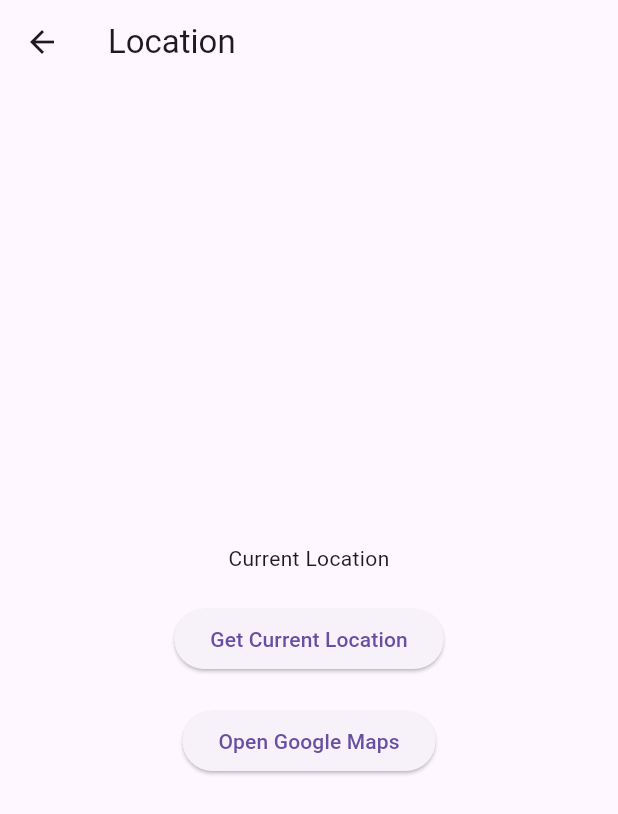
After one commit to radulovskia/mis_hw2, a Flutter app: the LocationPage screen opened by its route, after a tap on "Get Current Location", on a phone screen of 412 x 824 dp. The commit adds this screen. Shown: the top 814 px of the screen. Run offline on Flutter 3.47's test engine with Material 3 defaults, Android fonts, the phone set to English and light mode, and no system bars; our stand-ins replace camera, firebase_auth, flutter_heatmap_calendar, geolocator, hive_flutter; accounts and stored records are empty.

Commit message:
Add location functionality

```diff
--- a/lib/main.dart
+++ b/lib/main.dart
@@ -5,6 +5,7 @@
 import 'pages/camera_page.dart';
 import 'pages/home_page.dart';
 import 'pages/login_page.dart';
+import 'pages/location_page.dart';
 
 void main() async {
   await Hive.initFlutter();
@@ -25,6 +26,7 @@
           routes: {
             '/login': (context) => LoginPage(),
             '/camera': (context) => CameraPage(),
+            '/location': (context) => LocationPage(),
             '/': (context) => HomePage(),
           },
         ));
--- a/lib/pages/camera_page.dart
+++ b/lib/pages/camera_page.dart
@@ -1,6 +1,5 @@
 import 'package:camera/camera.dart';
 import 'package:flutter/material.dart';
-import 'package:hw2/pages/home_page.dart';
 
 class CameraPage extends StatefulWidget {
   const CameraPage({super.key});
--- a/lib/pages/home_page.dart
+++ b/lib/pages/home_page.dart
@@ -103,7 +103,13 @@
                 onPressed: () {
                   Navigator.pushNamed(context, '/camera');
                 },
-                child: Text('Open Camera'))
+                child: Text('Open Camera')),
+            SizedBox(height: 16),
+            ElevatedButton(
+                onPressed: () {
+                  Navigator.pushNamed(context, '/location');
+                },
+                child: Text('Open Location'))
           ],
         ),
       ),
--- /dev/null
+++ b/lib/pages/location_page.dart
@@ -0,0 +1,98 @@
+import 'package:flutter/material.dart';
+import 'package:geolocator/geolocator.dart';
+import 'package:url_launcher/url_launcher_string.dart';
+
+class LocationPage extends StatefulWidget {
+  const LocationPage({super.key});
+
+  @override
+  State<LocationPage> createState() => _LocationPageState();
+}
+
+class _LocationPageState extends State<LocationPage> {
+  String locationMessage = "Current Location";
+  late String lat;
+  late String long;
+
+  Future<Position> _getCurrentLocation() async {
+    bool serviceEnabled = await Geolocator.isLocationServiceEnabled();
+    if (!serviceEnabled) {
+      return Future.error("Location services are disabled.");
+    }
+
+    LocationPermission permission = await Geolocator.checkPermission();
+    if (permission == LocationPermission.denied) {
+      permission = await Geolocator.requestPermission();
+      if (permission == LocationPermission.denied) {
+        return Future.error("Location permissions have been denied.");
+      }
+    }
+    if (permission == LocationPermission.deniedForever) {
+      return Future.error("Location permissions are permanently denied.");
+    }
+
+    return await Geolocator.getCurrentPosition();
+  }
+
+  void _liveLocation() {
+    LocationSettings locationSettings = const LocationSettings(
+      accuracy: LocationAccuracy.high,
+      distanceFilter: 100,
+    );
+
+    Geolocator.getPositionStream(locationSettings: locationSettings)
+        .listen((Position position) {
+      lat = position.latitude.toString();
+      long = position.longitude.toString();
+    });
+
+    setState(() {
+      locationMessage = "Latitude: $lat, Longitude: $long";
+    });
+  }
+
+  Future<void> _openMap(String lat, String long) async {
+    String url = "https://www.google.com/maps/search/?api=1&query=$lat,$long";
+    // await canLaunchUrlString(url) ? await launchUrlString(url) : throw "Could not launch $url";
+    await launchUrlString(url);
+  }
+
+  @override
+  Widget build(BuildContext context) {
+    return Scaffold(
+      appBar: AppBar(title: Text('Location')),
+      body: Center(
+        child: Column(
+          mainAxisAlignment: MainAxisAlignment.center,
+          children: <Widget>[
+            Text(
+              locationMessage,
+              textAlign: TextAlign.center,
+            ),
+            const SizedBox(height: 20),
+            ElevatedButton(
+              onPressed: () {
+                _getCurrentLocation().then((value) {
+                  lat = "${value.latitude}";
+                  long = "${value.longitude}";
+                  setState(() {
+                    locationMessage = "Latitude: $lat, Longitude: $long";
+                  });
+                  _liveLocation();
+                });
+              },
+              child: const Text("Get Current Location"),
+            ),
+            const SizedBox(height: 20),
+            ElevatedButton(
+              onPressed: () {
+                _openMap(lat, long);
+              },
+              child: const Text('Open Google Maps'),
+            )
+          ],
+        ),
+      ),
+    );
+  }
+}
--- a/pubspec.yaml
+++ b/pubspec.yaml
@@ -41,6 +41,8 @@
   flutter_heatmap_calendar: ^1.0.5
   firebase_auth: ^3.3.6
   camera: ^0.9.7+1
+  geolocator: ^8.2.1
+  url_launcher: ^6.1.2
 
 dev_dependencies:
   flutter_test:
```
Also changed, not shown: pubspec.lock, 1 other file.
